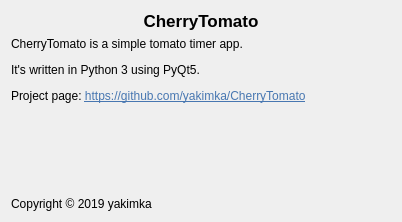
This is CherryTomato/about_ui.ui in yakimka/CherryTomato as Qt 5 draws it before an edit. The edited form follows.
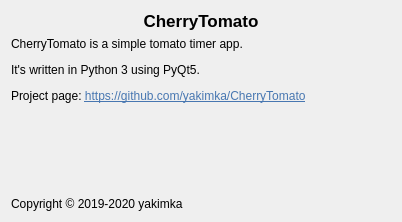
This is the edited form.

What changed in the file:
```diff
--- a/CherryTomato/about_ui.ui
+++ b/CherryTomato/about_ui.ui
@@ -71,7 +71,7 @@
       </sizepolicy>
      </property>
      <property name="text">
-      <string notr="true">Copyright © 2019 yakimka</string>
+      <string notr="true">Copyright © 2019-2020 yakimka</string>
      </property>
      <property name="alignment">
       <set>Qt::AlignBottom|Qt::AlignLeading|Qt::AlignLeft</set>
```
